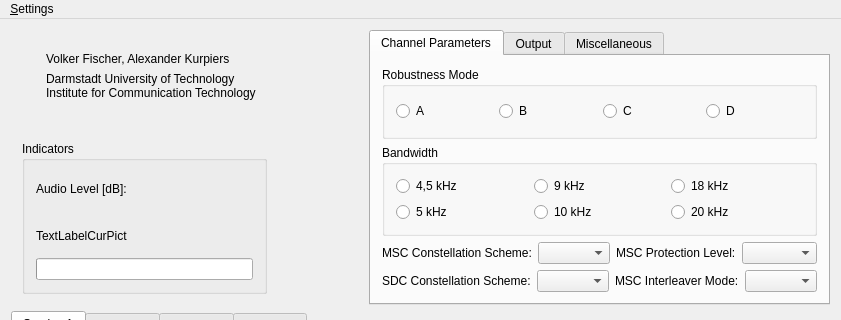
mmjee/dream-patched, file dream/src/GUI-QT/TransmDlgbase.ui: the form before one commit; both pictures show x 0 to 841 and y 0 to 320 of the 841 by 803 pixel window.
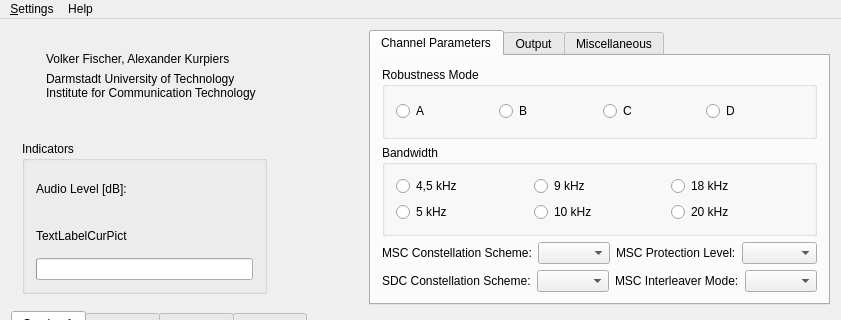
The form after the commit. Icons and pictures are not drawn. Custom widgets are drawn as their Qt base class.

Commit message: TransmDlg: the menu is now working

What changed in the file:
```diff
--- a/dream/src/GUI-QT/TransmDlgbase.ui
+++ b/dream/src/GUI-QT/TransmDlgbase.ui
@@ -1280,7 +1280,16 @@
      <string>&amp;Settings</string>
     </property>
    </widget>
+   <widget class="QMenu" name="menuHelp">
+    <property name="title">
+     <string>Help</string>
+    </property>
+    <addaction name="actionWhats_This"/>
+    <addaction name="separator"/>
+    <addaction name="actionAbout_Dream"/>
+   </widget>
    <addaction name="menu_Settings"/>
+   <addaction name="menuHelp"/>
   </widget>
  </widget>
  <customwidgets>
```
Left out of the diff: 13 changed lines with no effect on the pictures. The commit also changes 2 other files.
